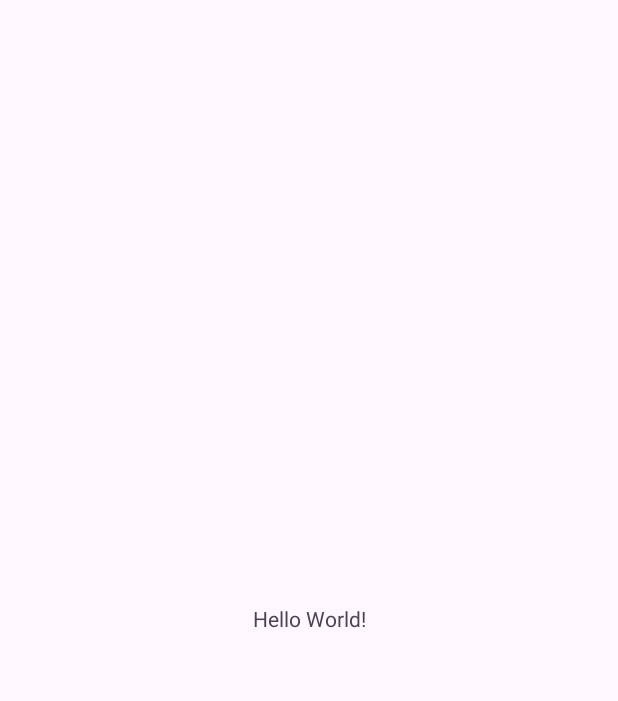
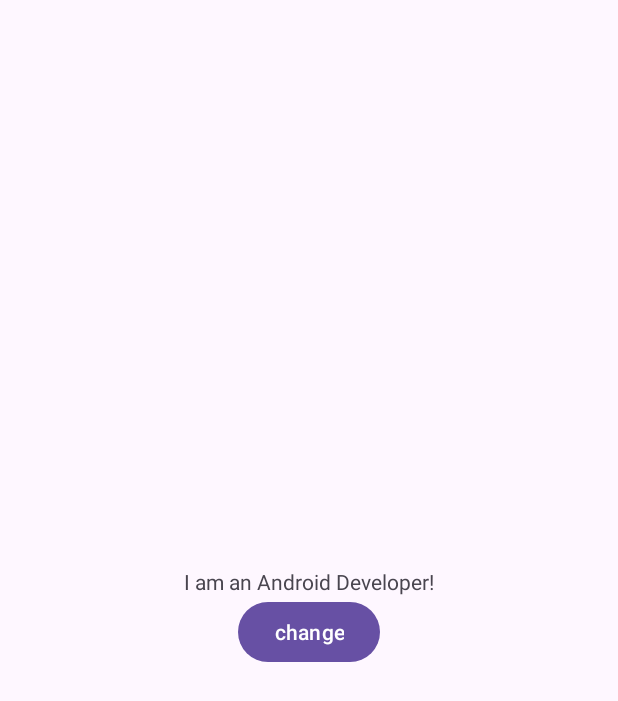
Before and after one commit to JohnnySC/ZeroToHeroAndroidTDD, an Android app: the screen it shows after launch (MainActivity), on a phone screen of 412 x 824 dp. Before the commit the part shown is almost empty. Shown: the top 701 px of the screen. Run offline under Robolectric (Android 15) with nearby library versions, the phone set to English and light mode, and no system bars.

Commit message:
task/005-button-position solved

```diff
--- a/app/src/main/res/layout/activity_main.xml
+++ b/app/src/main/res/layout/activity_main.xml
@@ -1,18 +1,24 @@
 <?xml version="1.0" encoding="utf-8"?>
-<androidx.constraintlayout.widget.ConstraintLayout xmlns:android="http://schemas.android.com/apk/res/android"
+<LinearLayout xmlns:android="http://schemas.android.com/apk/res/android"
     xmlns:app="http://schemas.android.com/apk/res-auto"
     xmlns:tools="http://schemas.android.com/tools"
+    android:id="@+id/rootLayout"
     android:layout_width="match_parent"
     android:layout_height="match_parent"
+    android:gravity="center"
+    android:orientation="vertical"
     tools:context=".MainActivity">
 
     <TextView
+        android:id="@+id/titleTextView"
         android:layout_width="wrap_content"
         android:layout_height="wrap_content"
-        android:text="Hello World!"
-        app:layout_constraintBottom_toBottomOf="parent"
-        app:layout_constraintEnd_toEndOf="parent"
-        app:layout_constraintStart_toStartOf="parent"
-        app:layout_constraintTop_toTopOf="parent" />
+        android:text="I am an Android Developer!" />
 
-</androidx.constraintlayout.widget.ConstraintLayout>
+    <Button
+        android:id="@+id/changeButton"
+        android:layout_width="wrap_content"
+        android:layout_height="wrap_content"
+        android:text="change" />
+
+</LinearLayout>
```
